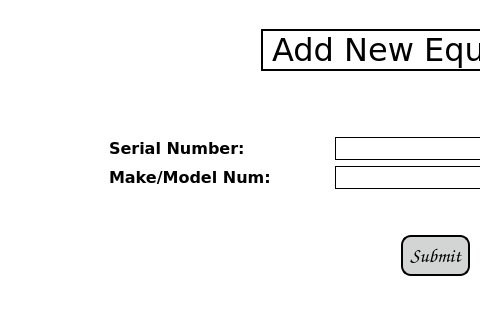
Qt form app/gui/resources/add_equipment_page.ui (JasonLaux/DC-Boxjelly) before a commit; both pictures show x 0 to 480 and y 0 to 323 of the 871 by 548 pixel window.
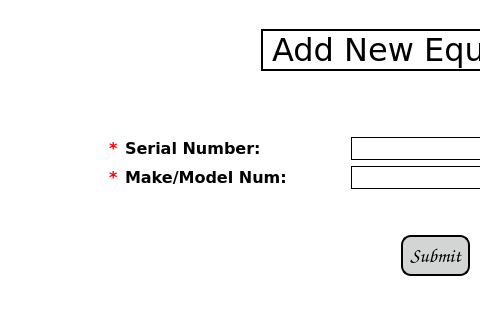
The same form after that commit.

Commit message: Added mandatory fields

```diff
--- a/app/gui/resources/add_equipment_page.ui
+++ b/app/gui/resources/add_equipment_page.ui
@@ -103,6 +103,24 @@
          <layout class="QVBoxLayout" name="verticalLayout_12">
           <item>
            <layout class="QHBoxLayout" name="horizontalLayout_29">
+            <item>
+             <widget class="QLabel" name="label">
+              <property name="font">
+               <font>
+                <family>Verdana</family>
+                <pointsize>12</pointsize>
+                <weight>75</weight>
+                <bold>true</bold>
+               </font>
+              </property>
+              <property name="styleSheet">
+               <string notr="true">color: rgb(255, 0, 0);</string>
+              </property>
+              <property name="text">
+               <string>*</string>
+              </property>
+             </widget>
+            </item>
             <item>
              <widget class="QLabel" name="serialLabel">
               <property name="sizePolicy">
@@ -161,6 +179,24 @@
           </item>
           <item>
            <layout class="QHBoxLayout" name="horizontalLayout_30">
+            <item>
+             <widget class="QLabel" name="label_2">
+              <property name="font">
+               <font>
+                <family>Verdana</family>
+                <pointsize>12</pointsize>
+                <weight>75</weight>
+                <bold>true</bold>
+               </font>
+              </property>
+              <property name="styleSheet">
+               <string notr="true">color: rgb(255, 0, 0);</string>
+              </property>
+              <property name="text">
+               <string>*</string>
+              </property>
+             </widget>
+            </item>
             <item>
              <widget class="QLabel" name="makeModelLabel">
               <property name="sizePolicy">
```
